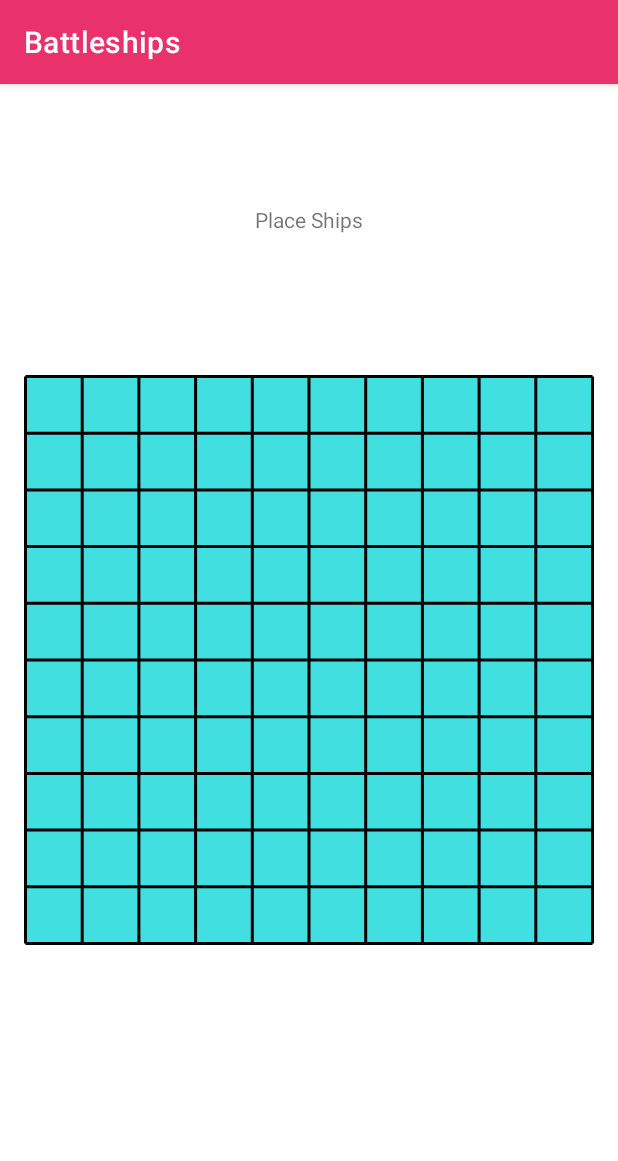
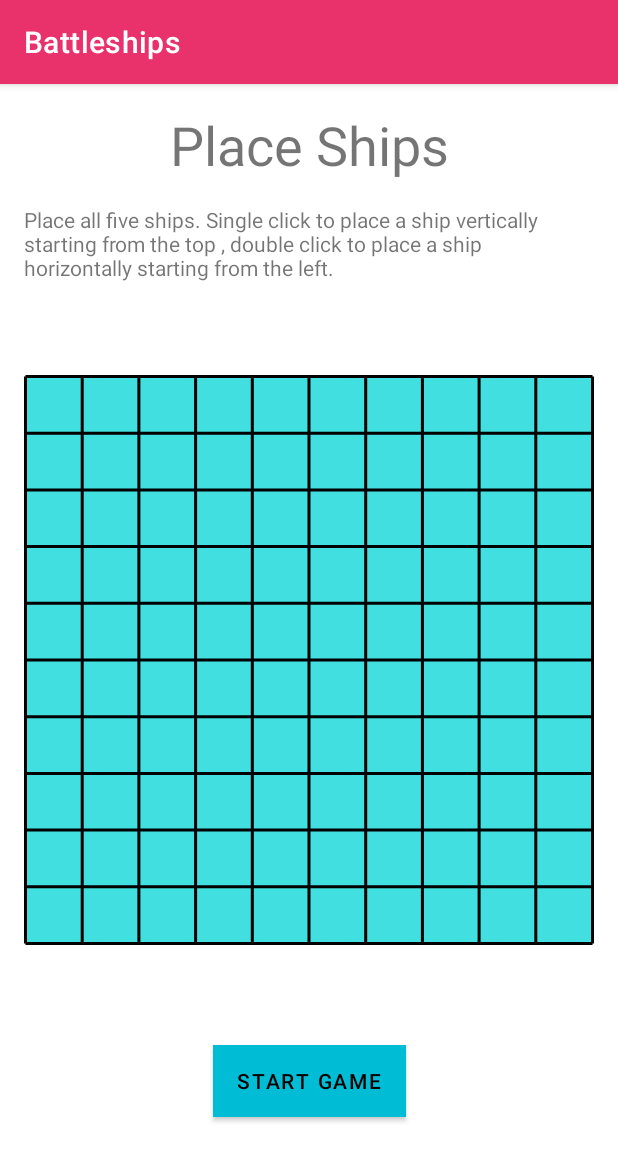
Before and after one commit to CainBurt/AP_Assignment, an Android app: the screen it shows after launch (MainActivity), on a phone screen of 412 x 824 dp. Shown: the top 1161 px of the screen. Run offline under Robolectric (Android 15) with nearby library versions, the phone set to English and light mode, and no system bars.

Commit message:
All 5 basic ships can be placed on a 10x10 grid.

```diff
--- a/app/src/main/java/uk/ac/bournemouth/ap/battleships/PlaceShipView.kt
+++ b/app/src/main/java/uk/ac/bournemouth/ap/battleships/PlaceShipView.kt
@@ -4,30 +4,31 @@ import android.content.Context
 import android.graphics.Canvas
 import android.graphics.Color
 import android.graphics.Paint
-import android.graphics.drawable.Drawable
-import android.text.TextPaint
 import android.util.AttributeSet
 import android.util.Log
 import android.view.GestureDetector
 import android.view.MotionEvent
-import android.view.View
-import androidx.core.content.withStyledAttributes
 import androidx.core.view.GestureDetectorCompat
 import org.example.student.battleshipgame.StudentShip
+import uk.ac.bournemouth.ap.battleshiplib.BattleshipGrid
 
 /**
  * TODO: document your custom view class.
  */
 class PlaceShipView : GridViewBase {
 
-    override val colCount: Int get() = 10
-    override val rowCount: Int get() = 10
+    override val colCount: Int get() = BattleshipGrid.DEFAULT_COLUMNS
+    override val rowCount: Int get() = BattleshipGrid.DEFAULT_ROWS
 
     var row = 0f
     var column = 0f
+    var isVertical = true
+    lateinit var newPlayerShip : StudentShip
+    //gets the ship sizes
+    val shipSizes: IntArray = BattleshipGrid.DEFAULT_SHIP_SIZES
+    var counter = 0
 
-    private val _shipList = mutableListOf<StudentShip>()
-    private val shipList : List<StudentShip> get() = _shipList
+
 
     constructor(context: Context) : super(context) {
         init(null, 0)
@@ -42,6 +43,12 @@ class PlaceShipView : GridViewBase {
     }
 
     private fun init(attrs: AttributeSet?, defStyle: Int) {
+//        for(shipSize in shipSizes){
+//            var newShip : StudentShip
+//            do{
+//                if(colCount < shipSize)
+//            }while(shipList.any{it.overlaps(newShip)})
+//        }
 
     }
 
@@ -66,7 +73,7 @@ class PlaceShipView : GridViewBase {
         val gridTop = offsetTop+paddingTop
         val shipMargins = cellWidth*0.1f
 
-        for(ship in shipList){
+        for(ship in playerShipList){
             val shipLeft = ship.left *cellWidth + gridLeft + shipMargins
             val shipTop = ship.top * cellWidth + gridTop + shipMargins
             val shipRight = (ship.right+1) * cellWidth + gridLeft - shipMargins
@@ -89,30 +96,51 @@ class PlaceShipView : GridViewBase {
             return true
         }
 
+
         override fun onSingleTapConfirmed(ev: MotionEvent): Boolean {
+
+            //check ships dont overlap
             row = ev.x / 100
             column = ev.y / 100
-            val newShip = StudentShip(column.toInt(), row.toInt(), column.toInt()+3, row.toInt())
-            _shipList.add(newShip)
+            isVertical = true
+            newPlayerShip = StudentShip(column.toInt(), row.toInt(), column.toInt()+ shipSizes[counter] -1, row.toInt())
+
+            //checks ships dont overlap eachother and are within the grid size
+            if(!playerShipList.any{it.overlaps(newPlayerShip)} && newPlayerShip.bottom < colCount){
+                counter += 1
+                _playerShipList.add(newPlayerShip)
+            }
+
             Log.d(LOGTAG, "ST row=$row , column=$column")
             return true
         }
 
         override fun onDoubleTap(ev: MotionEvent): Boolean {
+
+
             row = ev.x / 100
             column = ev.y / 100
-            val newShip = StudentShip(column.toInt(), row.toInt(), column.toInt(), row.toInt()+3)
-            _shipList.add(newShip)
+            isVertical = false
+            val newPlayerShip = StudentShip(column.toInt(), row.toInt(), column.toInt(), row.toInt() + shipSizes[counter] -1)
+
+            //checks ships dont overlap eachother and are within the grid size
+            if (!playerShipList.any { it.overlaps(newPlayerShip)} && newPlayerShip.right < rowCount) {
+                counter += 1
+                _playerShipList.add(newPlayerShip)
+            }
+
             Log.d(LOGTAG, " DT row=$row , column=$column")
             return true
         }
-
 
     }      // End of myGestureListener class
 
 
     companion object {         // declare a constant (must be in the companion)
         const val LOGTAG = "DetectColumnsandRows"
+        val _playerShipList = mutableListOf<StudentShip>()
+        val playerShipList : List<StudentShip> get() = _playerShipList
+
     }
 
 
--- a/app/src/main/res/layout/activity_main.xml
+++ b/app/src/main/res/layout/activity_main.xml
@@ -28,13 +28,54 @@
         android:layout_height="wrap_content"
         android:layout_marginStart="16dp"
         android:layout_marginLeft="16dp"
-        android:layout_marginTop="71dp"
+        android:layout_marginTop="16dp"
         android:layout_marginEnd="16dp"
         android:layout_marginRight="16dp"
         android:layout_marginBottom="83dp"
         android:text="@string/place_ships"
+        android:textSize="36sp"
         app:layout_constraintBottom_toTopOf="@+id/gridView"
         app:layout_constraintEnd_toEndOf="parent"
         app:layout_constraintStart_toStartOf="parent"
-        app:layout_constraintTop_toTopOf="parent" />
+        app:layout_constraintTop_toTopOf="parent"
+        app:layout_constraintVertical_bias="0.0" />
+
+    <Button
+        android:id="@+id/button"
+        android:layout_width="wrap_content"
+        android:layout_height="wrap_content"
+        android:layout_marginStart="16dp"
+        android:layout_marginLeft="16dp"
+        android:layout_marginTop="56dp"
+        android:layout_marginEnd="16dp"
+        android:layout_marginRight="16dp"
+        android:layout_marginBottom="71dp"
+        android:background="#9FA4AE"
+        android:text="@string/start_game"
+        android:textColor="#000000"
+        app:backgroundTint="#00BCD4"
+        app:iconTint="#000000"
+        app:layout_constraintBottom_toBottomOf="parent"
+        app:layout_constraintEnd_toEndOf="parent"
+        app:layout_constraintStart_toStartOf="parent"
+        app:layout_constraintTop_toBottomOf="@+id/gridView"
+        app:rippleColor="#29AAAA" />
+
+    <TextView
+        android:id="@+id/textView2"
+        android:layout_width="0dp"
+        android:layout_height="0dp"
+        android:layout_marginStart="16dp"
+        android:layout_marginLeft="16dp"
+        android:layout_marginTop="16dp"
+        android:layout_marginEnd="16dp"
+        android:layout_marginRight="16dp"
+        android:layout_marginBottom="16dp"
+        android:text="@string/place_ship_info"
+        app:layout_constraintBottom_toTopOf="@+id/gridView"
+        app:layout_constraintEnd_toEndOf="parent"
+        app:layout_constraintHorizontal_bias="0.489"
+        app:layout_constraintStart_toStartOf="parent"
+        app:layout_constraintTop_toBottomOf="@+id/textView"
+        app:layout_constraintVertical_bias="0.476" />
 </androidx.constraintlayout.widget.ConstraintLayout>
--- a/app/src/main/res/values/strings.xml
+++ b/app/src/main/res/values/strings.xml
@@ -1,4 +1,6 @@
 <resources>
     <string name="app_name">Battleships</string>
     <string name="place_ships">Place Ships</string>
+    <string name="start_game">Start Game</string>
+    <string name="place_ship_info">Place all five ships. Single click to place a ship vertically starting from the top , double click to place a ship horizontally starting from the left.</string>
 </resources>
```
